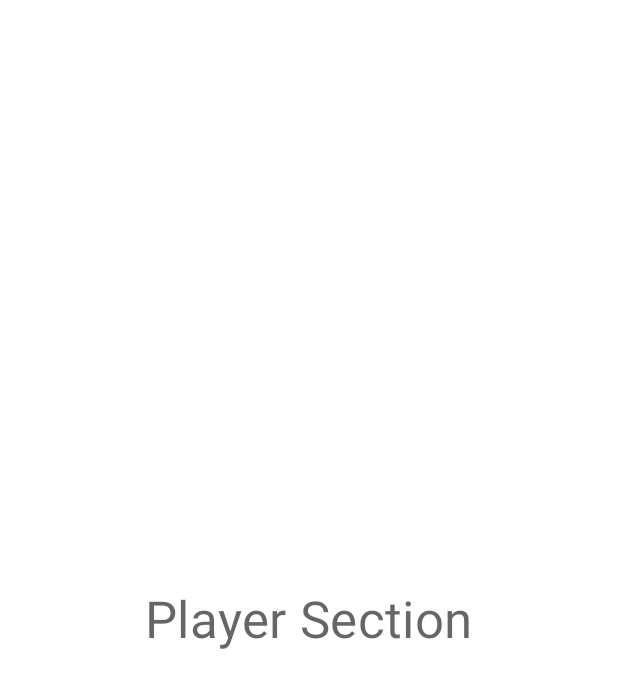
After one commit to MarcecaManu/DnDRealTimeManager, an Android app: the PlayerActivity screen opened directly, with no data from a screen before it, on a phone screen of 412 x 824 dp. The commit adds this screen. Shown: the top 688 px of the screen. Run offline under Robolectric (Android 15) with nearby library versions, the phone set to English and light mode, and no system bars.

Commit message:
Section selection added

```diff
--- a/app/build.gradle
+++ b/app/build.gradle
@@ -1,6 +1,7 @@
 plugins {
     id 'com.android.application'
     id 'org.jetbrains.kotlin.android'
+    id 'kotlin-android-extensions'
 }
 
 android {
--- /dev/null
+++ b/app/src/main/java/com/example/ddrealtimemanager/PlayerActivity.kt
@@ -0,0 +1,11 @@
+package com.example.ddrealtimemanager
+
+import androidx.appcompat.app.AppCompatActivity
+import android.os.Bundle
+
+class PlayerActivity : AppCompatActivity() {
+    override fun onCreate(savedInstanceState: Bundle?) {
+        super.onCreate(savedInstanceState)
+        setContentView(R.layout.activity_player)
+    }
+}
--- /dev/null
+++ b/app/src/main/res/layout/activity_player.xml
@@ -0,0 +1,21 @@
+<?xml version="1.0" encoding="utf-8"?>
+<androidx.constraintlayout.widget.ConstraintLayout xmlns:android="http://schemas.android.com/apk/res/android"
+    xmlns:app="http://schemas.android.com/apk/res-auto"
+    xmlns:tools="http://schemas.android.com/tools"
+    android:layout_width="match_parent"
+    android:layout_height="match_parent"
+    tools:context=".PlayerActivity">
+
+    <TextView
+        android:id="@+id/textView"
+        android:layout_width="wrap_content"
+        android:layout_height="wrap_content"
+        android:text="Player Section"
+        android:textAppearance="@style/TextAppearance.MaterialComponents.Headline4"
+        app:layout_constraintBottom_toBottomOf="parent"
+        app:layout_constraintEnd_toEndOf="parent"
+        app:layout_constraintHorizontal_bias="0.5"
+        app:layout_constraintStart_toStartOf="parent"
+        app:layout_constraintTop_toTopOf="parent" />
+
+</androidx.constraintlayout.widget.ConstraintLayout>
--- /dev/null
+++ b/app/src/main/res/values/styles.xml
@@ -0,0 +1,9 @@
+<?xml version="1.0" encoding="utf-8"?>
+<resources>
+
+    <style name="HiddenTitletheme" parent="Theme.DDRealTimeManager">
+        <item name="windowNoTitle">true</item>
+        <item name="windowActionBar">false</item>
+    </style>
+
+</resources>
```
Also changed, not shown: app/src/main/AndroidManifest.xml (+8 -0 lines), app/src/main/java/com/example/ddrealtimemanager/DMActivity.kt (added, +12 -0 lines), app/src/main/java/com/example/ddrealtimemanager/MainActivity.kt (+10 -0 lines), app/src/main/res/layout/activity_dmactivity.xml (added, +20 -0 lines), app/src/main/res/layout/activity_main.xml (+22 -10 lines), app/src/main/res/drawable-v24/book.png (added), app/src/main/res/drawable-v24/book_text.png (added), app/src/main/res/drawable-v24/sword.png (added), app/src/main/res/drawable-v24/sword2.png (added), app/src/main/res/drawable-v24/sword2_text.png (added).
